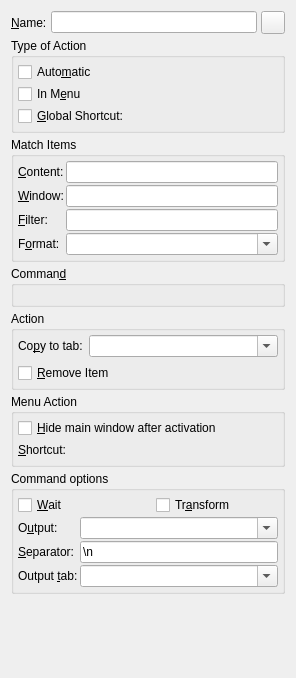
The window that src/ui/commandwidget.ui (hluk/CopyQ) describes before a commit, drawn with Qt 5.
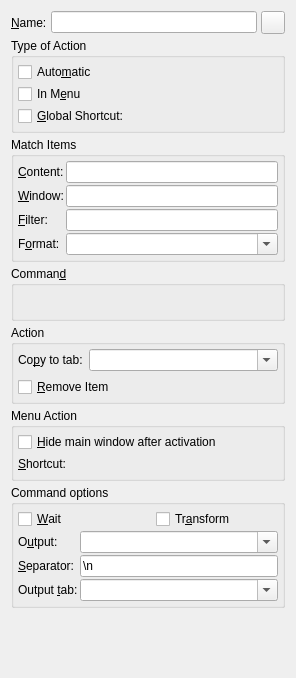
The same window after the commit. Custom widgets are drawn as their Qt base class.

What changed in the file:
```diff
--- a/src/ui/commandwidget.ui
+++ b/src/ui/commandwidget.ui
@@ -238,6 +238,12 @@
    </item>
    <item>
     <widget class="QGroupBox" name="groupBoxCommand">
+     <property name="sizePolicy">
+      <sizepolicy hsizetype="Preferred" vsizetype="MinimumExpanding">
+       <horstretch>0</horstretch>
+       <verstretch>0</verstretch>
+      </sizepolicy>
+     </property>
      <property name="focusPolicy">
       <enum>Qt::WheelFocus</enum>
      </property>
@@ -511,17 +517,14 @@
     </widget>
    </item>
    <item>
-    <spacer name="verticalSpacer">
-     <property name="orientation">
-      <enum>Qt::Vertical</enum>
+    <widget class="QWidget" name="widgetSpacer" native="true">
+     <property name="sizePolicy">
+      <sizepolicy hsizetype="Preferred" vsizetype="Expanding">
+       <horstretch>0</horstretch>
+       <verstretch>0</verstretch>
+      </sizepolicy>
      </property>
-     <property name="sizeHint" stdset="0">
-      <size>
-       <width>0</width>
-       <height>0</height>
-      </size>
-     </property>
-    </spacer>
+    </widget>
    </item>
   </layout>
  </widget>
```
